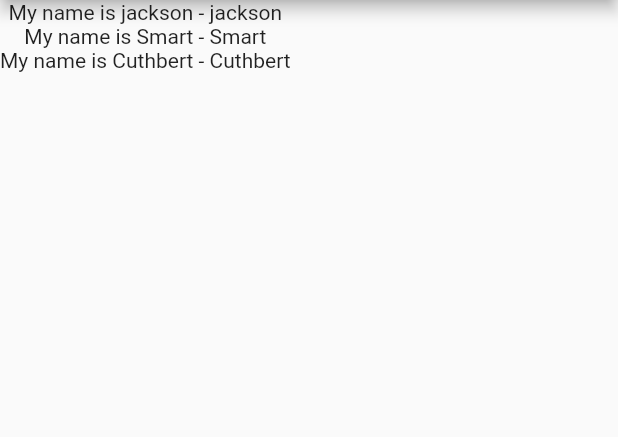
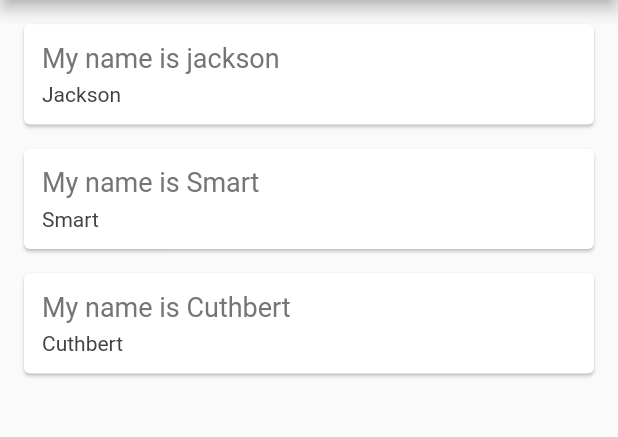
Before and after one commit to Jackson112/to_do_list-App, a Flutter app: the screen it shows after launch, on a phone screen of 412 x 824 dp, the part 84-521 px from its top. Run offline on Flutter 3.47's test engine with Material 2 defaults, Android fonts, the phone set to English and light mode, and no system bars.

Commit message:
Creating method

```diff
--- a/lib/main.dart
+++ b/lib/main.dart
@@ -12,11 +12,13 @@ class QuoteList extends StatefulWidget {
 
 class _QuoteListState extends State<QuoteList> {
   List<Quote> quote = [
-    Quote(author: 'jackson', text:'My name is jackson'),
+    Quote(author: 'Jackson', text:'My name is jackson'),
     Quote(author: 'Smart', text:'My name is Smart'),
     Quote(author: 'Cuthbert', text:'My name is Cuthbert'),
   ];
-
+   Widget quoteTemplate(quote){
+     return QuoteCard(quote: quote);
+   }
   @override
   Widget build(BuildContext context) {
     return Scaffold(
@@ -26,8 +28,44 @@ class _QuoteListState extends State<QuoteList> {
         backgroundColor: Colors.redAccent,
       ),
       body: Column(
-        children: quote.map((quote) => Text('${quote.text} - ${quote.author}')).toList(),
+        children: quote.map((quote) => quoteTemplate(quote)).toList(),
       ),
     );
   }
 }
+
+class QuoteCard extends StatelessWidget {
+  final Quote quote;
+  QuoteCard({ this.quote });
+
+  @override
+  Widget build(BuildContext context) {
+    return Card (
+      margin: EdgeInsets.fromLTRB(16.0, 16.0, 16.0, 0),
+      child: Padding(
+        padding: const EdgeInsets.all(12.0),
+        child: Column(
+          crossAxisAlignment: CrossAxisAlignment.stretch ,
+          children:<Widget> [
+            Text(
+              quote.text,
+              style: TextStyle(
+                fontSize: 18.0,
+                color: Colors.grey[600]
+              ),
+            ),
+            SizedBox(height: 6.0),
+            Text(
+              quote.author,
+              style: TextStyle(
+                  fontSize: 14.0,
+                  color: Colors.grey[800]
+
+              ),
+            ),
+          ],
+        ),
+      ),
+    );
+  }
+}
```
